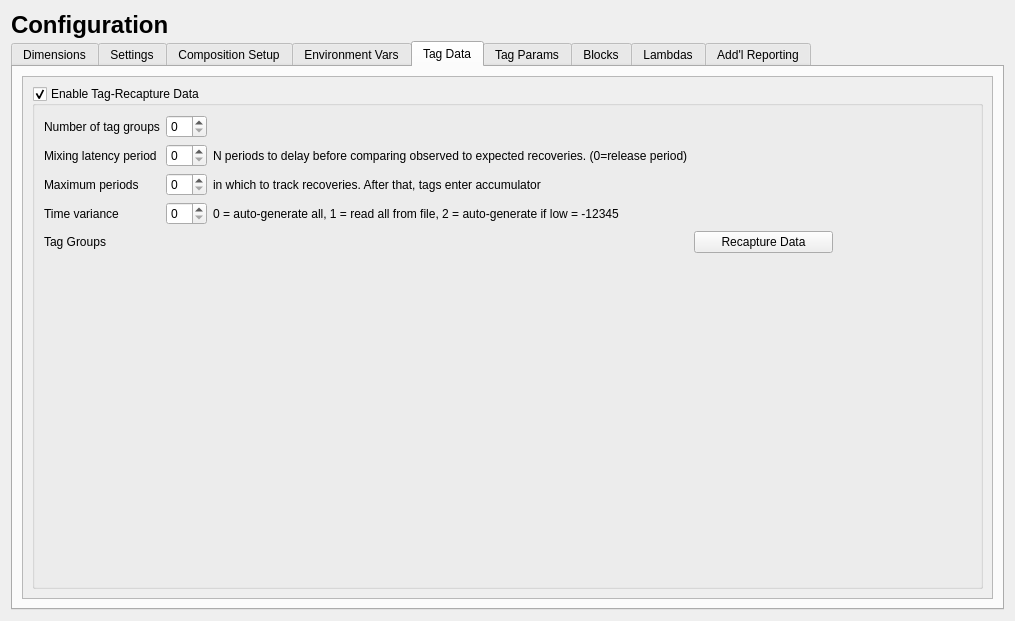
Before: the Qt Designer form src/data_widget.ui in nmfs-ost/ss3-ssi, drawn with Qt 5.
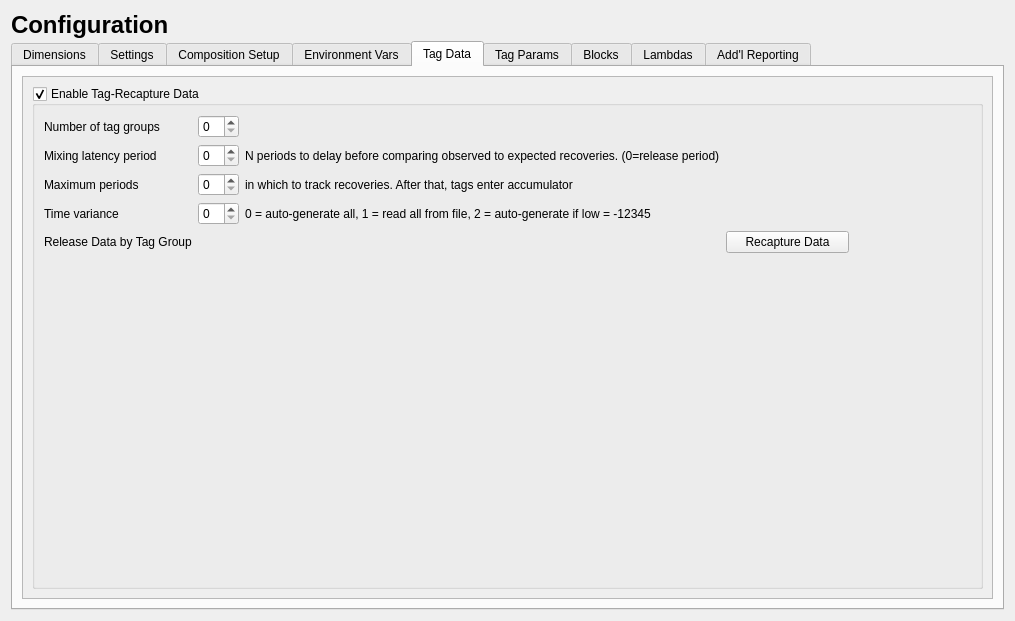
After: the same form once the commit is applied. The open tabs and pages were chosen to show the change. Icons and pictures are not drawn.

Diff of the .ui file:
```diff
--- a/src/data_widget.ui
+++ b/src/data_widget.ui
@@ -1833,7 +1833,7 @@
               <item row="4" column="0">
                <widget class="QLabel" name="label_tag_release_data">
                 <property name="text">
-                 <string>Tag Groups</string>
+                 <string>Release Data by Tag Group</string>
                 </property>
                </widget>
               </item>
```
Left out of the diff: 2 changed lines with no effect on the pictures.
